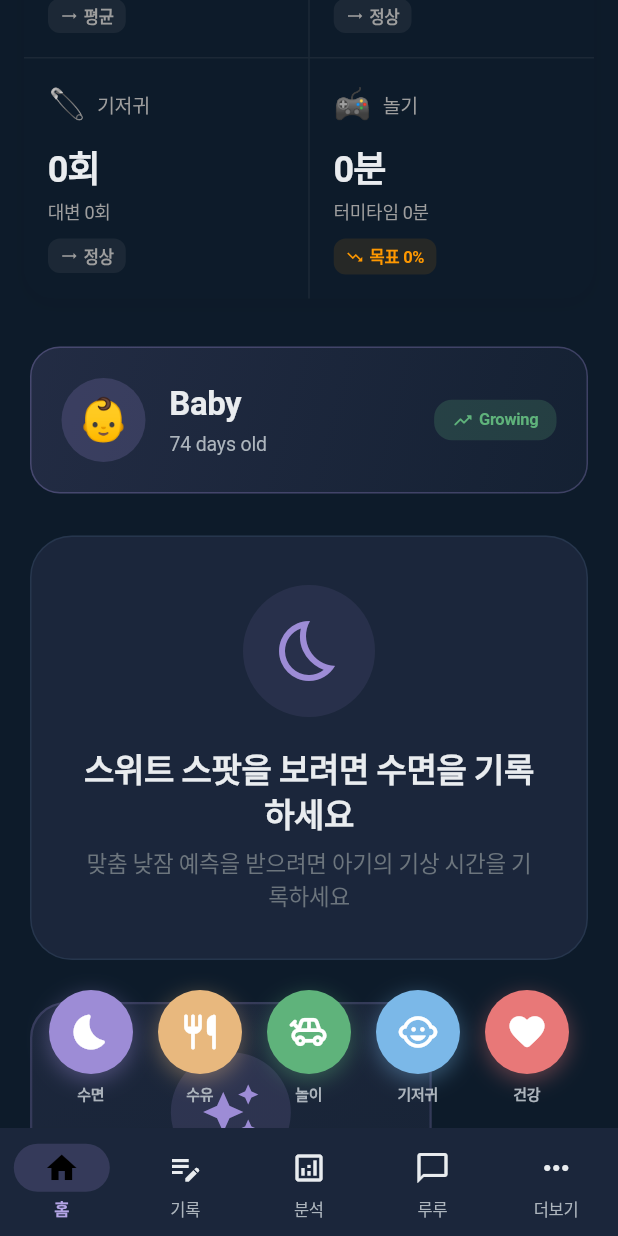
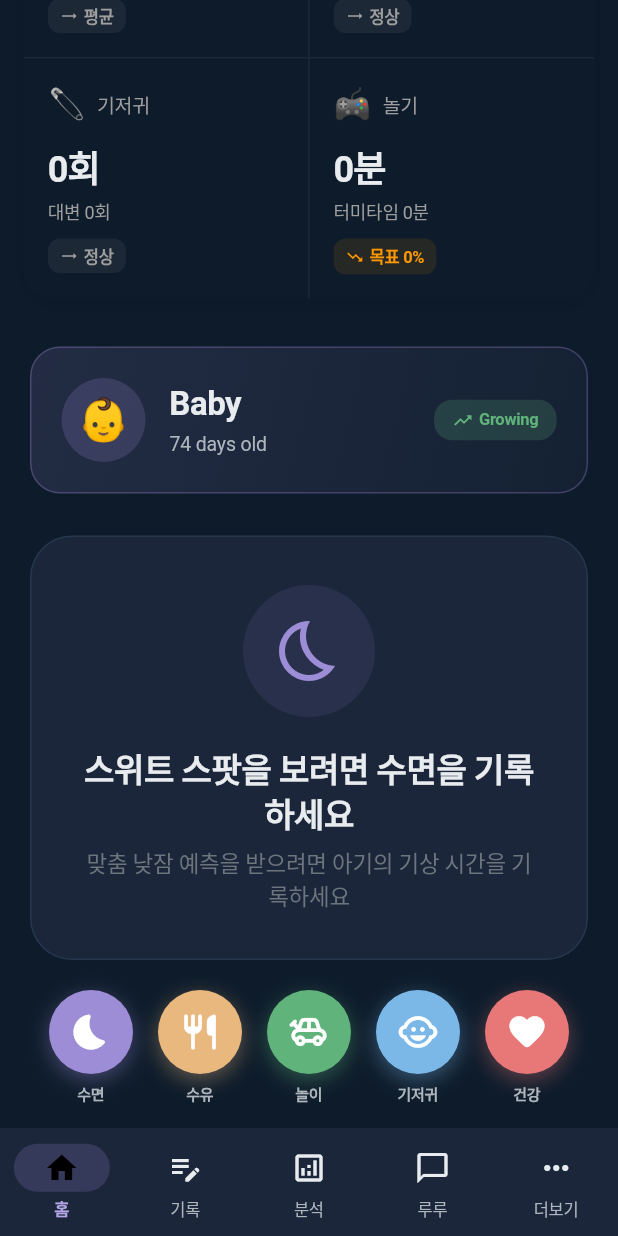
Before and after one commit to naezin/lulu-baby-tracker, a Flutter app: the screen it shows after launch, scrolled down 532 dp, on a phone screen of 412 x 824 dp. Run offline on Flutter 3.47's test engine with Material 3 defaults, Android fonts, the light colour scheme and no system bars; our stand-ins replace csv, file_picker, flutter_local_notifications, share_plus, shared_preferences, timezone; missing offline and left inert: home_widget; generated files the repository leaves out were written again; Roboto replaces fonts that are missing (SF Pro Text).

Commit message:
refactor(home): remove only legacy Today's Summary and Recent Activities sections

```diff
--- a/lib/presentation/screens/home/home_screen.dart
+++ b/lib/presentation/screens/home/home_screen.dart
@@ -130,16 +130,6 @@ class _HomeScreenState extends State<HomeScreen> with SingleTickerProviderStateM
 
                       // Sweet Spot Hero Card (Huckleberry-style)
                       const SweetSpotHeroCard(),
-
-                      const SizedBox(height: 16),
-
-                      // Today's Summary Section
-                      _buildTodaySummarySection(context, l10n),
-
-                      const SizedBox(height: 20),
-
-                      // Recent Activities
-                      _buildRecentActivitiesSection(context, l10n),
 
                       // Bottom padding for Quick Log Bar
                       const SizedBox(height: 100),
```
